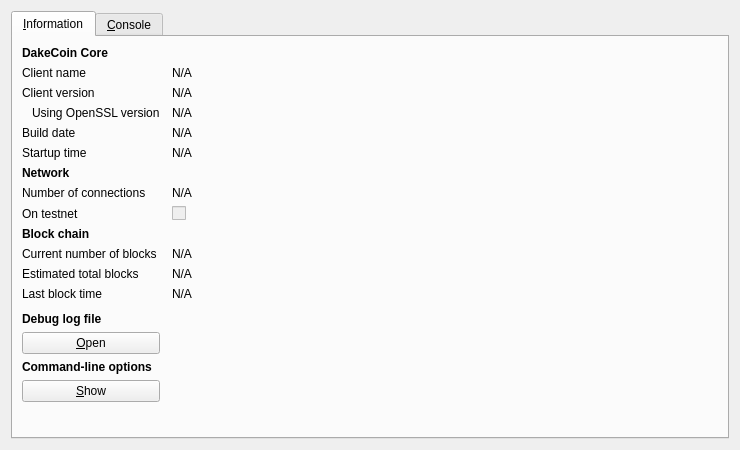
Old version of the form src/qt/forms/rpcconsole.ui in the repository wolfoxonly/cocn.
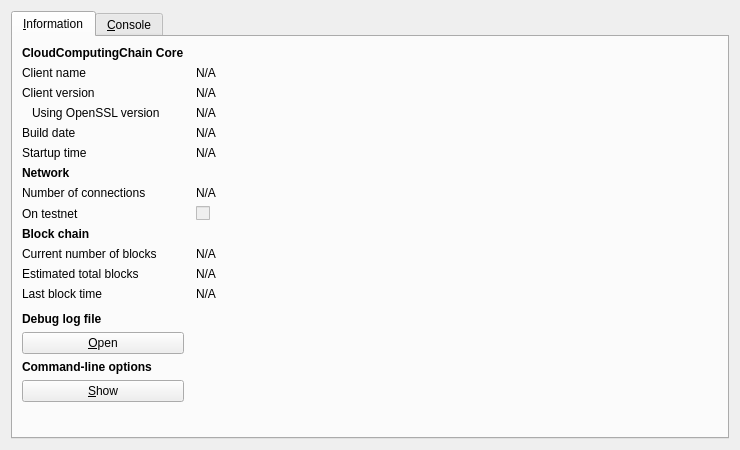
New version of the form. Icons and pictures are not drawn.

```diff
--- a/src/qt/forms/rpcconsole.ui
+++ b/src/qt/forms/rpcconsole.ui
@@ -36,7 +36,7 @@
           </font>
          </property>
          <property name="text">
-          <string>DakeCoin Core</string>
+          <string>CloudComputingChain Core</string>
          </property>
         </widget>
        </item>
```
Left out of the diff: 10 changed lines with no effect on the pictures.
